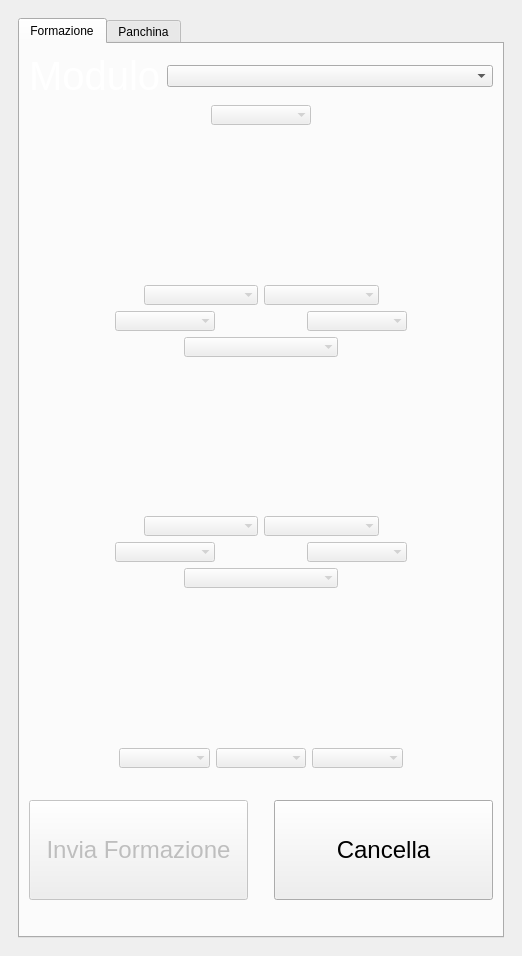
Old version of the form forms/mainwindow.ui in the repository matteosan1/fantandroid.
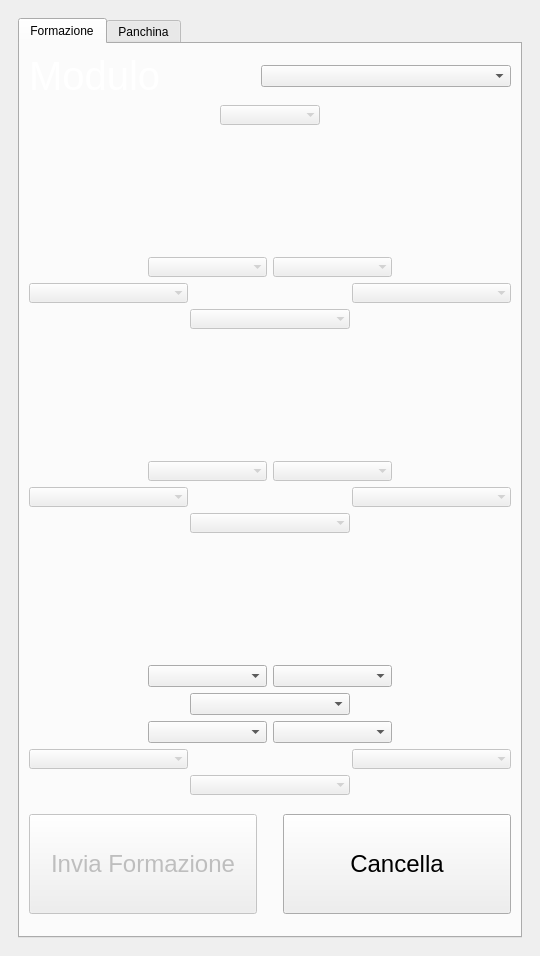
New version of the form. The open tabs and pages were chosen to show the change. Icons and pictures are not drawn.

Diff of the .ui file:
```diff
--- a/forms/mainwindow.ui
+++ b/forms/mainwindow.ui
@@ -6,7 +6,7 @@
    <rect>
     <x>0</x>
     <y>0</y>
-    <width>522</width>
+    <width>540</width>
     <height>956</height>
    </rect>
   </property>
@@ -20,8 +20,8 @@
    <string>Fantandroid</string>
   </property>
   <widget class="QWidget" name="centralwidget">
-   <layout class="QHBoxLayout" name="horizontalLayout_9">
-    <item>
+   <layout class="QGridLayout" name="gridLayout_6">
+    <item row="0" column="0">
      <widget class="QStackedWidget" name="stackedWidget">
       <property name="sizePolicy">
        <sizepolicy hsizetype="MinimumExpanding" vsizetype="MinimumExpanding">
@@ -690,17 +690,23 @@
                 <item>
                  <widget class="QComboBox" name="comboBoxModulo">
                   <property name="sizePolicy">
-                   <sizepolicy hsizetype="MinimumExpanding" vsizetype="Fixed">
+                   <sizepolicy hsizetype="Expanding" vsizetype="Fixed">
                     <horstretch>0</horstretch>
                     <verstretch>0</verstretch>
                    </sizepolicy>
                   </property>
                   <property name="minimumSize">
                    <size>
-                    <width>100</width>
+                    <width>50</width>
                     <height>0</height>
                    </size>
                   </property>
+                  <property name="maximumSize">
+                   <size>
+                    <width>250</width>
+                    <height>16777215</height>
+                   </size>
+                  </property>
                  </widget>
                 </item>
                </layout>
@@ -729,7 +735,7 @@
                    <bool>false</bool>
                   </property>
                   <property name="sizePolicy">
-                   <sizepolicy hsizetype="MinimumExpanding" vsizetype="Fixed">
+                   <sizepolicy hsizetype="Expanding" vsizetype="Fixed">
                     <horstretch>0</horstretch>
                     <verstretch>0</verstretch>
                    </sizepolicy>
@@ -740,6 +746,12 @@
                     <height>0</height>
                    </size>
                   </property>
+                  <property name="maximumSize">
+                   <size>
+                    <width>250</width>
+                    <height>16777215</height>
+                   </size>
+                  </property>
                   <property name="editable">
                    <bool>false</bool>
                   </property>
@@ -797,17 +809,23 @@
                    <bool>false</bool>
                   </property>
                   <property name="sizePolicy">
-                   <sizepolicy hsizetype="MinimumExpanding" vsizetype="Fixed">
+                   <sizepolicy hsizetype="Expanding" vsizetype="Fixed">
                     <horstretch>0</horstretch>
                     <verstretch>0</verstretch>
                    </sizepolicy>
                   </property>
                   <property name="minimumSize">
                    <size>
-                    <width>100</width>
+                    <width>10</width>
                     <height>0</height>
                    </size>
                   </property>
+                  <property name="maximumSize">
+                   <size>
+                    <width>250</width>
+                    <height>16777215</height>
+                   </size>
+                  </property>
                   <property name="editable">
                    <bool>false</bool>
                   </property>
@@ -822,17 +840,23 @@
                    <bool>false</bool>
                   </property>
                   <property name="sizePolicy">
-                   <sizepolicy hsizetype="MinimumExpanding" vsizetype="Fixed">
+                   <sizepolicy hsizetype="Expanding" vsizetype="Fixed">
                     <horstretch>0</horstretch>
                     <verstretch>0</verstretch>
                    </sizepolicy>
                   </property>
                   <property name="minimumSize">
                    <size>
-                    <width>100</width>
+                    <width>12</width>
                     <height>0</height>
                    </size>
                   </property>
+                  <property name="maximumSize">
+                   <size>
+                    <width>250</width>
+                    <height>16777215</height>
+                   </size>
+                  </property>
                   <property name="editable">
                    <bool>false</bool>
                   </property>
@@ -858,36 +882,29 @@
               </item>
               <item>
                <layout class="QHBoxLayout" name="horizontalLayout_5">
-                <item>
-                 <spacer name="horizontalSpacer_4">
-                  <property name="orientation">
-                   <enum>Qt::Horizontal</enum>
-                  </property>
-                  <property name="sizeHint" stdset="0">
-                   <size>
-                    <width>40</width>
-                    <height>20</height>
-                   </size>
-                  </property>
-                 </spacer>
-                </item>
                 <item>
                  <widget class="QComboBox" name="comboBoxDifensoreDx">
                   <property name="enabled">
                    <bool>false</bool>
                   </property>
                   <property name="sizePolicy">
-                   <sizepolicy hsizetype="MinimumExpanding" vsizetype="Fixed">
+                   <sizepolicy hsizetype="Expanding" vsizetype="Fixed">
                     <horstretch>0</horstretch>
                     <verstretch>0</verstretch>
                    </sizepolicy>
                   </property>
                   <property name="minimumSize">
                    <size>
-                    <width>100</width>
+                    <width>12</width>
                     <height>0</height>
                    </size>
                   </property>
+                  <property name="maximumSize">
+                   <size>
+                    <width>250</width>
+                    <height>16777215</height>
+                   </size>
+                  </property>
                   <property name="editable">
                    <bool>false</bool>
                   </property>
@@ -915,17 +932,23 @@
                    <bool>false</bool>
                   </property>
                   <property name="sizePolicy">
-                   <sizepolicy hsizetype="MinimumExpanding" vsizetype="Fixed">
+                   <sizepolicy hsizetype="Expanding" vsizetype="Fixed">
                     <horstretch>0</horstretch>
                     <verstretch>0</verstretch>
                    </sizepolicy>
                   </property>
                   <property name="minimumSize">
                    <size>
-                    <width>100</width>
+                    <width>12</width>
                     <height>0</height>
                    </size>
                   </property>
+                  <property name="maximumSize">
+                   <size>
+                    <width>250</width>
+                    <height>16777215</height>
+                   </size>
+                  </property>
                   <property name="editable">
                    <bool>false</bool>
                   </property>
@@ -934,19 +957,6 @@
                   </property>
                  </widget>
                 </item>
-                <item>
-                 <spacer name="horizontalSpacer_6">
-                  <property name="orientation">
-                   <enum>Qt::Horizontal</enum>
-                  </property>
-                  <property name="sizeHint" stdset="0">
-                   <size>
-                    <width>40</width>
-                    <height>20</height>
-                   </size>
-                  </property>
-                 </spacer>
-                </item>
                </layout>
               </item>
               <item>
@@ -970,17 +980,23 @@
                    <bool>false</bool>
                   </property>
                   <property name="sizePolicy">
-                   <sizepolicy hsizetype="MinimumExpanding" vsizetype="Fixed">
+                   <sizepolicy hsizetype="Expanding" vsizetype="Fixed">
                     <horstretch>0</horstretch>
                     <verstretch>0</verstretch>
                    </sizepolicy>
                   </property>
                   <property name="minimumSize">
                    <size>
-                    <width>100</width>
+                    <width>12</width>
                     <height>0</height>
                    </size>
                   </property>
+                  <property name="maximumSize">
+                   <size>
+                    <width>250</width>
+                    <height>16777215</height>
+                   </size>
+                  </property>
                   <property name="editable">
                    <bool>false</bool>
                   </property>
@@ -1038,17 +1054,23 @@
                    <bool>false</bool>
                   </property>
                   <property name="sizePolicy">
-                   <sizepolicy hsizetype="MinimumExpanding" vsizetype="Fixed">
+                   <sizepolicy hsizetype="Expanding" vsizetype="Fixed">
                     <horstretch>0</horstretch>
                     <verstretch>0</verstretch>
                    </sizepolicy>
                   </property>
                   <property name="minimumSize">
                    <size>
-                    <width>100</width>
+                    <width>12</width>
                     <height>0</height>
                    </size>
                   </property>
+                  <property name="maximumSize">
+                   <size>
+                    <width>250</width>
+                    <height>16777215</height>
+                   </size>
+                  </property>
                   <property name="editable">
                    <bool>false</bool>
                   </property>
@@ -1063,17 +1085,23 @@
                    <bool>false</bool>
                   </property>
                   <property name="sizePolicy">
-                   <sizepolicy hsizetype="MinimumExpanding" vsizetype="Fixed">
+                   <sizepolicy hsizetype="Expanding" vsizetype="Fixed">
                     <horstretch>0</horstretch>
                     <verstretch>0</verstretch>
                    </sizepolicy>
                   </property>
                   <property name="minimumSize">
                    <size>
-                    <width>100</width>
+                    <width>12</width>
                     <height>0</height>
                    </size>
                   </property>
+                  <property name="maximumSize">
+                   <size>
+                    <width>250</width>
+                    <height>16777215</height>
+                   </size>
+                  </property>
                   <property name="editable">
                    <bool>false</bool>
                   </property>
@@ -1099,36 +1127,29 @@
               </item>
               <item>
                <layout class="QHBoxLayout" name="horizontalLayout_22">
-                <item>
-                 <spacer name="horizontalSpacer_28">
-                  <property name="orientation">
-                   <enum>Qt::Horizontal</enum>
-                  </property>
-                  <property name="sizeHint" stdset="0">
-                   <size>
-                    <width>40</width>
-                    <height>20</height>
-                   </size>
-                  </property>
-                 </spacer>
-                </item>
                 <item>
                  <widget class="QComboBox" name="comboBoxCentrocampistaDx">
                   <property name="enabled">
                    <bool>false</bool>
                   </property>
                   <property name="sizePolicy">
-                   <sizepolicy hsizetype="MinimumExpanding" vsizetype="Fixed">
+                   <sizepolicy hsizetype="Expanding" vsizetype="Fixed">
                     <horstretch>0</horstretch>
                     <verstretch>0</verstretch>
                    </sizepolicy>
                   </property>
                   <property name="minimumSize">
                    <size>
-                    <width>100</width>
+                    <width>12</width>
                     <height>0</height>
                    </size>
                   </property>
+                  <property name="maximumSize">
+                   <size>
+                    <width>250</width>
+                    <height>16777215</height>
+                   </size>
+                  </property>
                   <property name="editable">
                    <bool>false</bool>
                   </property>
@@ -1156,17 +1177,23 @@
                    <bool>false</bool>
                   </property>
                   <property name="sizePolicy">
-                   <sizepolicy hsizetype="MinimumExpanding" vsizetype="Fixed">
+                   <sizepolicy hsizetype="Expanding" vsizetype="Fixed">
                     <horstretch>0</horstretch>
                     <verstretch>0</verstretch>
                    </sizepolicy>
                   </property>
                   <property name="minimumSize">
                    <size>
-                    <width>100</width>
+                    <width>12</width>
                     <height>0</height>
                    </size>
                   </property>
+                  <property name="maximumSize">
+                   <size>
+                    <width>250</width>
+                    <height>16777215</height>
+                   </size>
+                  </property>
                   <property name="editable">
                    <bool>false</bool>
                   </property>
@@ -1175,19 +1202,6 @@
                   </property>
                  </widget>
                 </item>
-                <item>
-                 <spacer name="horizontalSpacer_29">
-                  <property name="orientation">
-                   <enum>Qt::Horizontal</enum>
-                  </property>
-                  <property name="sizeHint" stdset="0">
-                   <size>
-                    <width>40</width>
-                    <height>20</height>
-                   </size>
-                  </property>
-                 </spacer>
-                </item>
                </layout>
               </item>
               <item>
@@ -1211,17 +1225,23 @@
                    <bool>false</bool>
                   </property>
                   <property name="sizePolicy">
-                   <sizepolicy hsizetype="MinimumExpanding" vsizetype="Fixed">
+                   <sizepolicy hsizetype="Expanding" vsizetype="Fixed">
                     <horstretch>0</horstretch>
                     <verstretch>0</verstretch>
                    </sizepolicy>
                   </property>
                   <property name="minimumSize">
                    <size>
-                    <width>100</width>
+                    <width>12</width>
                     <height>0</height>
                    </size>
                   </property>
+                  <property name="maximumSize">
+                   <size>
+                    <width>250</width>
+                    <height>16777215</height>
+                   </size>
+                  </property>
                   <property name="editable">
                    <bool>false</bool>
                   </property>
@@ -1253,13 +1273,139 @@
                 <property name="sizeHint" stdset="0">
                  <size>
                   <width>20</width>
-                  <height>56</height>
+                  <height>40</height>
                  </size>
                 </property>
                </spacer>
               </item>
               <item>
-               <layout class="QHBoxLayout" name="horizontalLayout_8">
+               <layout class="QHBoxLayout" name="horizontalLayout_30">
+                <item>
+                 <spacer name="horizontalSpacer_30">
+                  <property name="orientation">
+                   <enum>Qt::Horizontal</enum>
+                  </property>
+                  <property name="sizeHint" stdset="0">
+                   <size>
+                    <width>40</width>
+                    <height>20</height>
+                   </size>
+                  </property>
+                 </spacer>
+                </item>
+                <item>
+                 <widget class="QComboBox" name="comboBoxTrequartista1">
+                  <property name="sizePolicy">
+                   <sizepolicy hsizetype="Expanding" vsizetype="Fixed">
+                    <horstretch>0</horstretch>
+                    <verstretch>0</verstretch>
+                   </sizepolicy>
+                  </property>
+                  <property name="minimumSize">
+                   <size>
+                    <width>12</width>
+                    <height>0</height>
+                   </size>
+                  </property>
+                  <property name="maximumSize">
+                   <size>
+                    <width>250</width>
+                    <height>16777215</height>
+                   </size>
+                  </property>
+                 </widget>
+                </item>
+                <item>
+                 <widget class="QComboBox" name="comboBoxTrequartista2">
+                  <property name="sizePolicy">
+                   <sizepolicy hsizetype="Expanding" vsizetype="Fixed">
+                    <horstretch>0</horstretch>
+                    <verstretch>0</verstretch>
+                   </sizepolicy>
+                  </property>
+                  <property name="minimumSize">
+                   <size>
+                    <width>12</width>
+                    <height>0</height>
+                   </size>
+                  </property>
+                  <property name="maximumSize">
+                   <size>
+                    <width>250</width>
+                    <height>16777215</height>
+                   </size>
+                  </property>
+                 </widget>
+                </item>
+                <item>
+                 <spacer name="horizontalSpacer_35">
+                  <property name="orientation">
+                   <enum>Qt::Horizontal</enum>
+                  </property>
+                  <property name="sizeHint" stdset="0">
+                   <size>
+                    <width>40</width>
+                    <height>20</height>
+                   </size>
+                  </property>
+                 </spacer>
+                </item>
+               </layout>
+              </item>
+              <item>
+               <layout class="QHBoxLayout" name="horizontalLayout_29">
+                <item>
+                 <spacer name="horizontalSpacer_39">
+                  <property name="orientation">
+                   <enum>Qt::Horizontal</enum>
+                  </property>
+                  <property name="sizeHint" stdset="0">
+                   <size>
+                    <width>40</width>
+                    <height>20</height>
+                   </size>
+                  </property>
+                 </spacer>
+                </item>
+                <item>
+                 <widget class="QComboBox" name="comboBoxTrequartista3">
+                  <property name="sizePolicy">
+                   <sizepolicy hsizetype="Expanding" vsizetype="Fixed">
+                    <horstretch>0</horstretch>
+                    <verstretch>0</verstretch>
+                   </sizepolicy>
+                  </property>
+                  <property name="minimumSize">
+                   <size>
+                    <width>12</width>
+                    <height>0</height>
+                   </size>
+                  </property>
+                  <property name="maximumSize">
+                   <size>
+                    <width>250</width>
+                    <height>16777215</height>
+                   </size>
+                  </property>
+                 </widget>
+                </item>
+                <item>
+                 <spacer name="horizontalSpacer_40">
+                  <property name="orientation">
+                   <enum>Qt::Horizontal</enum>
+                  </property>
+                  <property name="sizeHint" stdset="0">
+                   <size>
+                    <width>40</width>
+                    <height>20</height>
+                   </size>
+                  </property>
+                 </spacer>
+                </item>
+               </layout>
+              </item>
+              <item>
+               <layout class="QHBoxLayout" name="horizontalLayout_28">
                 <item>
                  <spacer name="horizontalSpacer_5">
                   <property name="orientation">
@@ -1274,22 +1420,89 @@
                  </spacer>
                 </item>
                 <item>
+                 <widget class="QComboBox" name="comboBoxAttaccanteCx1">
+                  <property name="sizePolicy">
+                   <sizepolicy hsizetype="Expanding" vsizetype="Fixed">
+                    <horstretch>0</horstretch>
+                    <verstretch>0</verstretch>
+                   </sizepolicy>
+                  </property>
+                  <property name="minimumSize">
+                   <size>
+                    <width>12</width>
+                    <height>0</height>
+                   </size>
+                  </property>
+                  <property name="maximumSize">
+                   <size>
+                    <width>250</width>
+                    <height>16777215</height>
+                   </size>
+                  </property>
+                 </widget>
+                </item>
+                <item>
+                 <widget class="QComboBox" name="comboBoxAttaccanteCx2">
+                  <property name="sizePolicy">
+                   <sizepolicy hsizetype="Expanding" vsizetype="Fixed">
+                    <horstretch>0</horstretch>
+                    <verstretch>0</verstretch>
+                   </sizepolicy>
+                  </property>
+                  <property name="minimumSize">
+                   <size>
+                    <width>12</width>
+                    <height>0</height>
+                   </size>
+                  </property>
+                  <property name="maximumSize">
+                   <size>
+                    <width>250</width>
+                    <height>16777215</height>
+                   </size>
+                  </property>
+                 </widget>
+                </item>
+                <item>
+                 <spacer name="horizontalSpacer_38">
+                  <property name="orientation">
+                   <enum>Qt::Horizontal</enum>
+                  </property>
+                  <property name="sizeHint" stdset="0">
+                   <size>
+                    <width>40</width>
+                    <height>20</height>
+                   </size>
+                  </property>
+                 </spacer>
+                </item>
+               </layout>
+              </item>
+              <item>
+               <layout class="QHBoxLayout" name="horizontalLayout_27">
+                <item>
                  <widget class="QComboBox" name="comboBoxAttaccanteDx">
                   <property name="enabled">
                    <bool>false</bool>
                   </property>
                   <property name="sizePolicy">
-                   <sizepolicy hsizetype="MinimumExpanding" vsizetype="Fixed">
+                   <sizepolicy hsizetype="Expanding" vsizetype="Fixed">
                     <horstretch>0</horstretch>
                     <verstretch>0</verstretch>
                    </sizepolicy>
                   </property>
                   <property name="minimumSize">
                    <size>
-                    <width>50</width>
+                    <width>12</width>
                     <height>0</height>
                    </size>
                   </property>
+                  <property name="maximumSize">
+                   <size>
+                    <width>250</width>
+                    <height>16777215</height>
+                   </size>
+                  </property>
                   <property name="editable">
                    <bool>false</bool>
                   </property>
@@ -1299,29 +1512,17 @@
                  </widget>
                 </item>
                 <item>
-                 <widget class="QComboBox" name="comboBoxAttaccanteCx">
-                  <property name="enabled">
-                   <bool>false</bool>
+                 <spacer name="horizontalSpacer_4">
+                  <property name="orientation">
+                   <enum>Qt::Horizontal</enum>
                   </property>
-                  <property name="sizePolicy">
-                   <sizepolicy hsizetype="MinimumExpanding" vsizetype="Fixed">
-                    <horstretch>0</horstretch>
-                    <verstretch>0</verstretch>
-                   </sizepolicy>
-                  </property>
-                  <property name="minimumSize">
+                  <property name="sizeHint" stdset="0">
                    <size>
-                    <width>50</width>
-                    <height>0</height>
+                    <width>40</width>
+                    <height>20</height>
                    </size>
                   </property>
-                  <property name="editable">
-                   <bool>false</bool>
-                  </property>
-                  <property name="frame">
-                   <bool>false</bool>
-                  </property>
-                 </widget>
+                 </spacer>
                 </item>
                 <item>
                  <widget class="QComboBox" name="comboBoxAttaccanteSx">
@@ -1329,17 +1530,23 @@
                    <bool>false</bool>
                   </property>
                   <property name="sizePolicy">
-                   <sizepolicy hsizetype="MinimumExpanding" vsizetype="Fixed">
+                   <sizepolicy hsizetype="Expanding" vsizetype="Fixed">
                     <horstretch>0</horstretch>
                     <verstretch>0</verstretch>
                    </sizepolicy>
                   </property>
                   <property name="minimumSize">
                    <size>
-                    <width>50</width>
+                    <width>12</width>
                     <height>0</height>
                    </size>
                   </property>
+                  <property name="maximumSize">
+                   <size>
+                    <width>250</width>
+                    <height>16777215</height>
+                   </size>
+                  </property>
                   <property name="editable">
                    <bool>false</bool>
                   </property>
@@ -1348,8 +1555,56 @@
                   </property>
                  </widget>
                 </item>
+               </layout>
+              </item>
+              <item>
+               <layout class="QHBoxLayout" name="horizontalLayout_8">
                 <item>
-                 <spacer name="horizontalSpacer_8">
+                 <spacer name="horizontalSpacer_36">
+                  <property name="orientation">
+                   <enum>Qt::Horizontal</enum>
+                  </property>
+                  <property name="sizeHint" stdset="0">
+                   <size>
+                    <width>40</width>
+                    <height>20</height>
+                   </size>
+                  </property>
+                 </spacer>
+                </item>
+                <item>
+                 <widget class="QComboBox" name="comboBoxAttaccanteCx3">
+                  <property name="enabled">
+                   <bool>false</bool>
+                  </property>
+                  <property name="sizePolicy">
+                   <sizepolicy hsizetype="Expanding" vsizetype="Fixed">
+                    <horstretch>0</horstretch>
+                    <verstretch>0</verstretch>
+                   </sizepolicy>
+                  </property>
+                  <property name="minimumSize">
+                   <size>
+                    <width>12</width>
+                    <height>0</height>
+                   </size>
+                  </property>
+                  <property name="maximumSize">
+                   <size>
+                    <width>250</width>
+                    <height>16777215</height>
+                   </size>
+                  </property>
+                  <property name="editable">
+                   <bool>false</bool>
+                  </property>
+                  <property name="frame">
+                   <bool>false</bool>
+                  </property>
+                 </widget>
+                </item>
+                <item>
+                 <spacer name="horizontalSpacer_37">
                   <property name="orientation">
                    <enum>Qt::Horizontal</enum>
                   </property>
@@ -1378,7 +1633,7 @@
                   </property>
                   <property name="minimumSize">
                    <size>
-                    <width>100</width>
+                    <width>12</width>
                     <height>0</height>
                    </size>
                   </property>
@@ -1421,7 +1676,7 @@
                   </property>
                   <property name="minimumSize">
                    <size>
-                    <width>100</width>
+                    <width>12</width>
                     <height>0</height>
                    </size>
                   </property>
```
Left out of the diff: 659 changed lines with no effect on the pictures.
